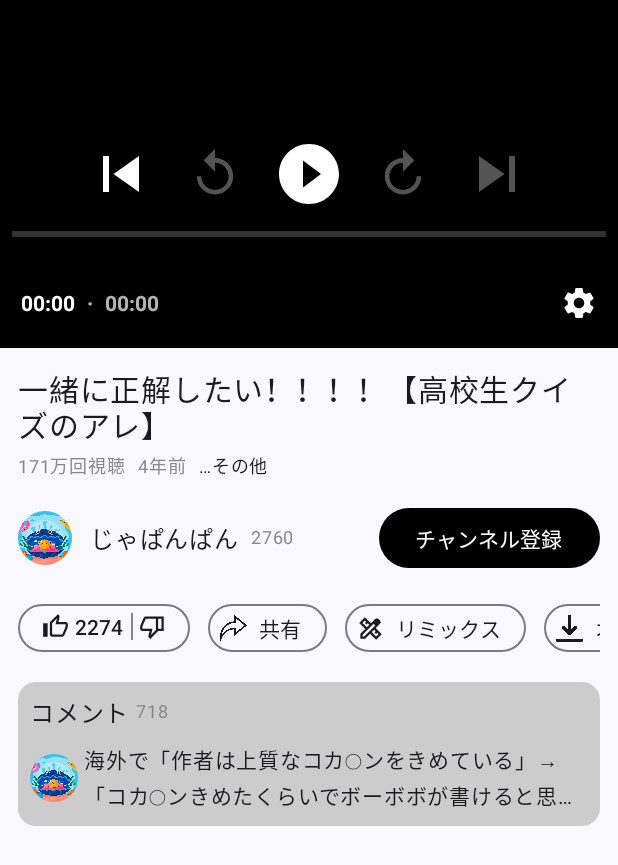
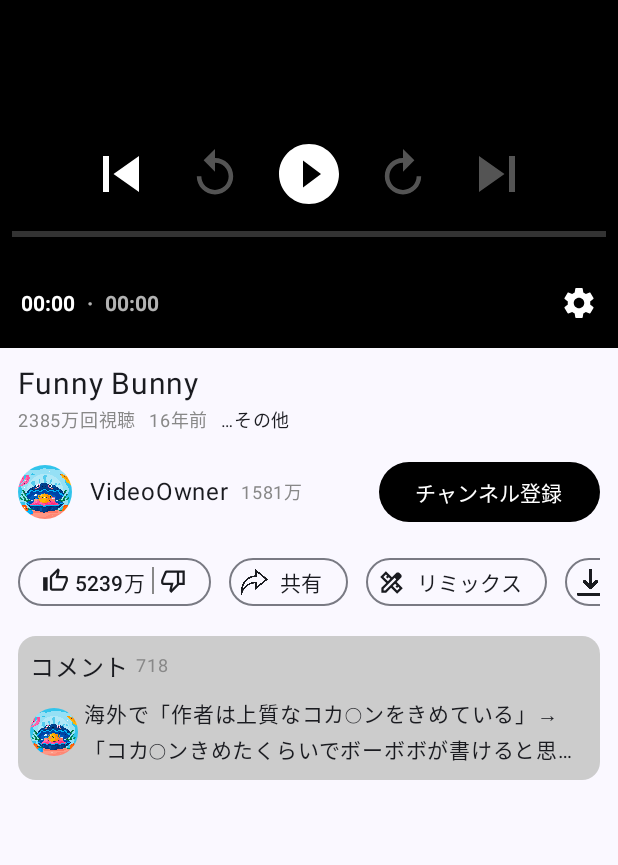
Before and after one commit to KiYoEcol/Media3Practice, an Android app built with Jetpack Compose: the screen it shows after launch (MainActivity), on a phone screen of 412 x 824 dp. Shown: the top 865 px of the screen. Run offline under Robolectric (Android 15) with nearby library versions, the phone set to English and light mode, and no system bars.

Commit message:
change to dynamic variables of UserModel and VideoModel corresponding to video

```diff
--- a/app/src/main/java/com/example/media3practice/view/HomeScreen.kt
+++ b/app/src/main/java/com/example/media3practice/view/HomeScreen.kt
@@ -76,10 +76,12 @@ import androidx.compose.ui.unit.sp
 import androidx.compose.ui.viewinterop.AndroidView
 import androidx.lifecycle.Lifecycle
 import androidx.lifecycle.LifecycleEventObserver
+import androidx.lifecycle.viewmodel.compose.viewModel
 import androidx.media3.common.MediaItem
 import androidx.media3.exoplayer.ExoPlayer
 import androidx.media3.ui.PlayerView
 import com.example.media3practice.R
+import com.example.media3practice.viewmodel.MainViewModel
 import kotlinx.coroutines.launch
 
 @Composable
@@ -90,6 +92,7 @@ fun HomeScreen() {
 @OptIn(ExperimentalMaterial3Api::class)
 @Composable
 fun CommentListModal() {
+    val mainViewModel = viewModel(modelClass = MainViewModel::class)
     val commentListBottomSheetState =
         rememberStandardBottomSheetState(initialValue = SheetValue.Hidden, skipHiddenState = false)
     val commentListScaffoldState = rememberBottomSheetScaffoldState(commentListBottomSheetState)
@@ -139,12 +142,13 @@ fun CommentListModal() {
         }
     ) {
         Column {
-            VideoPlayerScreen()
+            VideoPlayerScreen(mainViewModel)
             InfoContentScreen(
                 modifier = Modifier
                     .fillMaxHeight()
                     .padding(horizontal = 12.dp, vertical = 12.dp),
-                commentListBottomSheetScaffoldState = commentListScaffoldState
+                commentListBottomSheetScaffoldState = commentListScaffoldState,
+                viewModel = mainViewModel
             )
         }
     }
@@ -348,7 +352,7 @@ fun CommentInputFormPreview() {
 }
 
 @Composable
-fun VideoPlayerScreen() {
+fun VideoPlayerScreen(viewModel: MainViewModel) {
     val context = LocalContext.current
     val lifecycleOwner = LocalLifecycleOwner.current
 
@@ -361,7 +365,7 @@ fun VideoPlayerScreen() {
             .build()
             .also { exoPlayer ->
                 val mediaItem = MediaItem.Builder()
-                    .setUri("https://storage.googleapis.com/exoplayer-test-media-0/BigBuckBunny_320x180.mp4")
+                    .setUri(viewModel.video.url)
                     .build()
                 exoPlayer.setMediaItem(mediaItem)
 
@@ -417,25 +421,30 @@ fun VideoPlayerScreen() {
 @Composable
 fun InfoContentScreen(
     modifier: Modifier = Modifier,
-    commentListBottomSheetScaffoldState: BottomSheetScaffoldState
+    commentListBottomSheetScaffoldState: BottomSheetScaffoldState,
+    viewModel: MainViewModel
 ) {
     val coroutineScope = rememberCoroutineScope()
 
     Column(
         modifier = modifier
     ) {
-        Text(text = "一緒に正解したい！！！！【高校生クイズのアレ】", fontSize = 20.sp)
+        Text(text = viewModel.video.title, fontSize = 20.sp)
         Row {
-            Text(text = "171万回視聴", fontSize = 12.sp, color = Color.Gray)
+            Text(
+                text = "${viewModel.video.formattedViewCount()}回視聴",
+                fontSize = 12.sp,
+                color = Color.Gray
+            )
             Spacer(modifier = Modifier.width(8.dp))
-            Text(text = "4年前", fontSize = 12.sp, color = Color.Gray)
+            Text(text = viewModel.video.formattedTimeAgo(), fontSize = 12.sp, color = Color.Gray)
             Spacer(modifier = Modifier.width(8.dp))
             Text(text = "…その他", fontSize = 12.sp)
         }
         Spacer(modifier = Modifier.height(12.dp))
-        PostedUser()
+        PostedUser(viewModel)
         Spacer(modifier = Modifier.height(12.dp))
-        ActionButtons()
+        ActionButtons(viewModel)
         Spacer(modifier = Modifier.height(12.dp))
         TopComment(
             onClick = {
@@ -452,10 +461,10 @@ fun InfoContentScreen(
 }
 
 @Composable
-fun PostedUser() {
+fun PostedUser(viewModel: MainViewModel) {
     Row(verticalAlignment = Alignment.CenterVertically) {
         Image(
-            painter = painterResource(id = R.drawable.shell),
+            painter = painterResource(id = viewModel.video.owner.iconRes),
             contentDescription = "User Icon",
             contentScale = ContentScale.Crop,
             modifier = Modifier
@@ -463,9 +472,13 @@ fun PostedUser() {
                 .clip(CircleShape)
         )
         Spacer(modifier = Modifier.width(12.dp))
-        Text(text = "じゃぱんぱん")
+        Text(text = viewModel.video.owner.accountName)
         Spacer(modifier = Modifier.width(8.dp))
-        Text(text = "2760", fontSize = 12.sp, color = Color.Gray)
+        Text(
+            text = viewModel.video.owner.formattedChannelRegisteredCount(),
+            fontSize = 12.sp,
+            color = Color.Gray
+        )
         Spacer(modifier = Modifier.weight(1f))
         Button(
             onClick = { /*TODO*/ },
@@ -477,7 +490,7 @@ fun PostedUser() {
 }
 
 @Composable
-fun ActionButtons() {
+fun ActionButtons(viewModel: MainViewModel) {
     val horizontalScrollState = rememberScrollState()
     Row(modifier = Modifier.horizontalScroll(horizontalScrollState)) {
         AssistChip(
@@ -492,7 +505,7 @@ fun ActionButtons() {
                             modifier = Modifier.size(AssistChipDefaults.IconSize)
                         )
                         Spacer(modifier = Modifier.width(4.dp))
-                        Text(text = "2274")
+                        Text(text = viewModel.video.formattedGoodCount())
                         Spacer(modifier = Modifier.width(4.dp))
                         Divider(
                             modifier = Modifier
@@ -605,7 +618,11 @@ fun ActionButtons() {
 @Preview(backgroundColor = 0xFFFFFFFF, showBackground = true)
 @Composable
 fun InfoContentScreenPreview() {
-    InfoContentScreen(commentListBottomSheetScaffoldState = rememberBottomSheetScaffoldState())
+    val viewModel = viewModel(modelClass = MainViewModel::class)
+    InfoContentScreen(
+        commentListBottomSheetScaffoldState = rememberBottomSheetScaffoldState(),
+        viewModel = viewModel
+    )
 }
 
 @Composable
```
